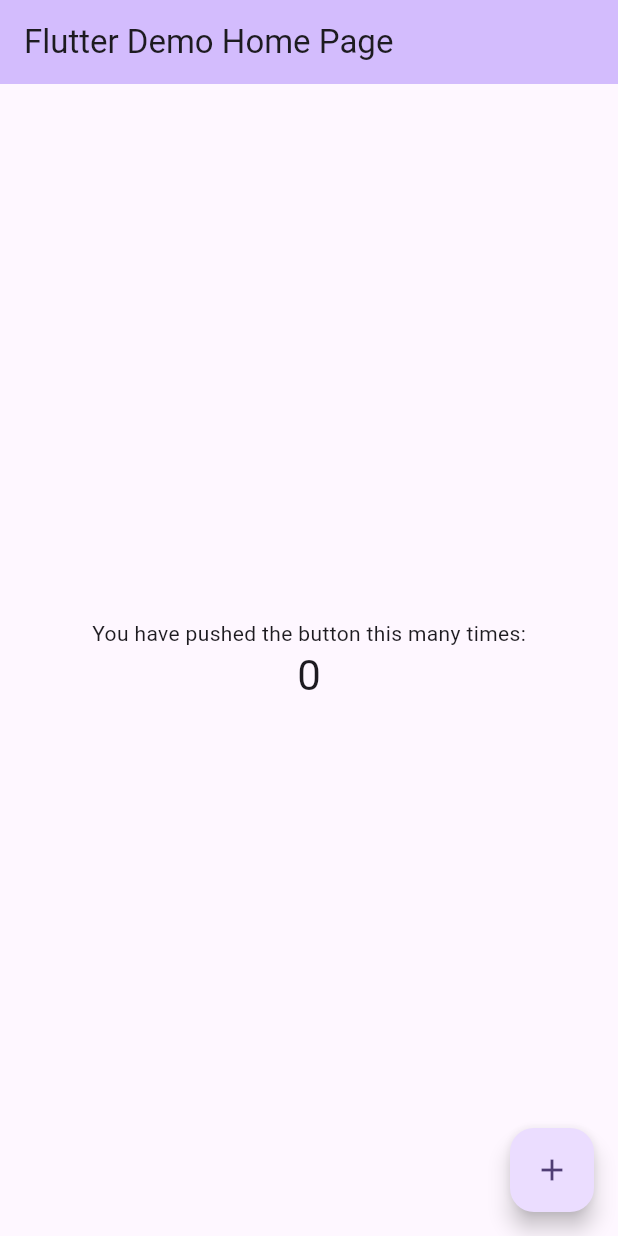
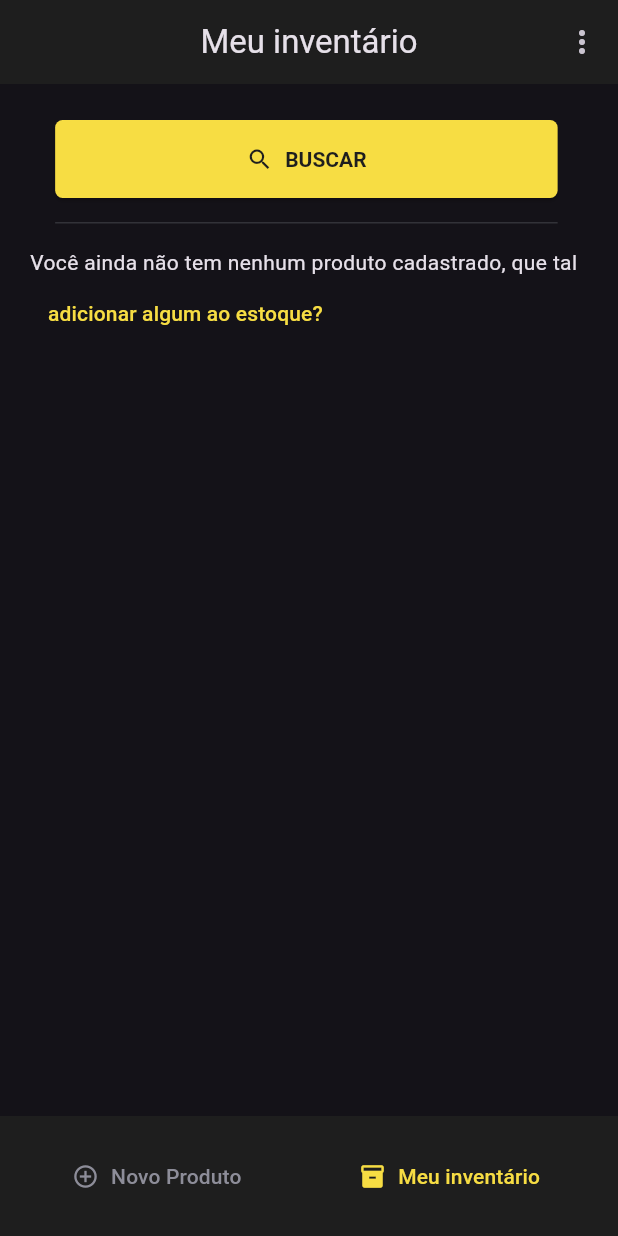
Before and after one commit to LetAlves/InvenManager, a Flutter app: the screen it shows after launch, on a phone screen of 412 x 824 dp. Run offline on Flutter 3.47's test engine with Material 3 defaults, Android fonts, the light colour scheme and no system bars.

Commit message:
Adicionado a tela de home sem a listagem dos produtos

```diff
--- a/app/lib/main.dart
+++ b/app/lib/main.dart
@@ -1,71 +1,20 @@
 import 'package:flutter/material.dart';
+import 'package:invenmanager/screens/homepage.dart';
 
 void main() {
-  runApp(const MyApp());
+  runApp(const Invenmanager());
 }
 
-class MyApp extends StatelessWidget {
-  const MyApp({super.key});
+class Invenmanager extends StatelessWidget {
+  const Invenmanager({Key? key}) : super(key: key);
 
-  // This widget is the root of your application.
   @override
   Widget build(BuildContext context) {
     return MaterialApp(
-      title: 'InvenManager Demo',
+      title: 'InvenManager',
       debugShowCheckedModeBanner: false,
-      theme: ThemeData(
-        colorScheme: ColorScheme.fromSeed(seedColor: Colors.deepPurple),
-        useMaterial3: true,
-      ),
-      home: const MyHomePage(title: 'Flutter Demo Home Page'),
+      theme: ThemeData.dark(),
+      home: const Homepage(),
     );
   }
 }
-
-class MyHomePage extends StatefulWidget {
-  const MyHomePage({super.key, required this.title});
-
-  final String title;
-
-  @override
-  State<MyHomePage> createState() => _MyHomePageState();
-}
-
-class _MyHomePageState extends State<MyHomePage> {
-  int _counter = 0;
-
-  void _incrementCounter() {
-    setState(() {
-      _counter++;
-    });
-  }
-
-  @override
-  Widget build(BuildContext context) {
-    return Scaffold(
-      appBar: AppBar(
-        backgroundColor: Theme.of(context).colorScheme.inversePrimary,
-        title: Text(widget.title),
-      ),
-      body: Center(
-        child: Column(
-          mainAxisAlignment: MainAxisAlignment.center,
-          children: <Widget>[
-            const Text(
-              'You have pushed the button this many times:',
-            ),
-            Text(
-              '$_counter',
-              style: Theme.of(context).textTheme.headlineMedium,
-            ),
-          ],
-        ),
-      ),
-      floatingActionButton: FloatingActionButton(
-        onPressed: _incrementCounter,
-        tooltip: 'Increment',
-        child: const Icon(Icons.add),
-      ), // This trailing comma makes auto-formatting nicer for build methods.
-    );
-  }
-}
--- /dev/null
+++ b/app/lib/screens/homepage.dart
@@ -0,0 +1,106 @@
+import 'package:flutter/material.dart';
+
+class Homepage extends StatelessWidget {
+  const Homepage({Key? key}) : super(key: key);
+
+  @override
+  Widget build(BuildContext context) {
+    return Scaffold(
+        appBar: AppBar(
+          title: const Text('Meu inventário'),
+          centerTitle: true,
+          backgroundColor: const Color(0xFF1E1E1E),
+          actions: <Widget>[
+            IconButton(
+              icon: const Icon(Icons.more_vert),
+              tooltip: 'Configurações',
+              onPressed: () {},
+            )
+          ],
+        ),
+        body: Padding(
+          padding: const EdgeInsets.symmetric(vertical: 24.0, horizontal: 20.0),
+          child: Column(
+            children: <Widget>[
+              ElevatedButton.icon(
+                  onPressed: () {},
+                  label: const Text(
+                    'BUSCAR',
+                    style: TextStyle(color: Color(0xFF1E1E1E)),
+                  ),
+                  icon: const Icon(
+                    Icons.search,
+                    color: Color(0xFF1E1E1E),
+                  ),
+                  style: ElevatedButton.styleFrom(
+                    textStyle: const TextStyle(
+                      fontSize: 14,
+                      fontWeight: FontWeight.bold,
+                    ),
+                    backgroundColor: const Color(0xFFF7DD43),
+                    minimumSize: const Size(335, 52),
+                    padding: const EdgeInsets.symmetric(
+                        horizontal: 20, vertical: 10),
+                    shape: RoundedRectangleBorder(
+                      borderRadius: BorderRadius.circular(5),
+                    ),
+                  )),
+              const SizedBox(height: 16),
+              Container(
+                width: 335,
+                height: 1,
+                color: const Color(0xFF323238),
+              ),
+              const SizedBox(height: 16),
+              Wrap(
+                children: [
+                  const Text(
+                      'Você ainda não tem nenhum produto cadastrado, que tal '),
+                  TextButton(
+                    onPressed: () {},
+                    child: const Text(
+                      'adicionar algum ao estoque?',
+                      style: TextStyle(color: Color(0xFFF7DD43)),
+                    ),
+                  )
+                ],
+              )
+            ],
+          ),
+        ),
+        bottomNavigationBar: BottomAppBar(
+          color: const Color(0xFF1E1E1E),
+          child: Padding(
+            padding:
+                const EdgeInsets.symmetric(vertical: 10.0, horizontal: 20.0),
+            child: Row(
+              mainAxisAlignment: MainAxisAlignment.spaceBetween,
+              children: [
+                TextButton.icon(
+                  onPressed: () {},
+                  label: const Text(
+                    'Novo Produto',
+                    style: TextStyle(color: Color(0xFF8D8D99)),
+                  ),
+                  icon: const Icon(
+                    Icons.add_circle_outline,
+                    color: Color(0xFF8D8D99),
+                  ),
+                ),
+                TextButton.icon(
+                  onPressed: () {},
+                  label: const Text(
+                    'Meu inventário',
+                    style: TextStyle(color: Color(0xFFF7DD43)),
+                  ),
+                  icon: const Icon(
+                    Icons.inventory,
+                    color: Color(0xFFF7DD43),
+                  ),
+                ),
+              ],
+            ),
+          ),
+        ));
+  }
+}
```
Also changed, not shown: app/lib/assets/profile_image.jpg (added), 2 other files.
